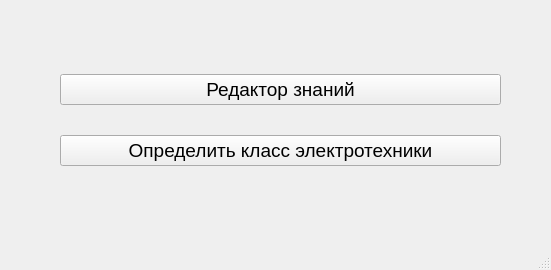
Old version of the form layouts/mainWindow.ui in the repository RyndychRD/Classifier.
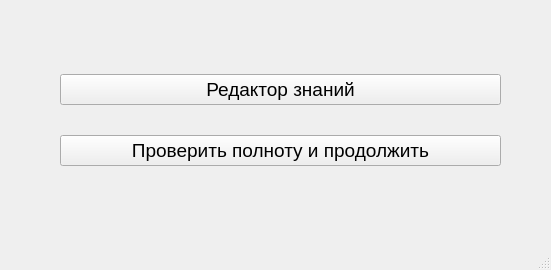
New version of the form.

The edit to the form file:
```diff
--- a/layouts/mainWindow.ui
+++ b/layouts/mainWindow.ui
@@ -26,7 +26,7 @@
    <string>Классификатор элетротехники</string>
   </property>
   <widget class="QWidget" name="centralwidget">
-   <widget class="QWidget" name="">
+   <widget class="QWidget" name="layoutWidget">
     <property name="geometry">
      <rect>
       <x>60</x>
@@ -56,7 +56,7 @@
         </font>
        </property>
        <property name="text">
-        <string>Определить класс электротехники</string>
+        <string>Проверить полноту и продолжить</string>
        </property>
       </widget>
      </item>
```
